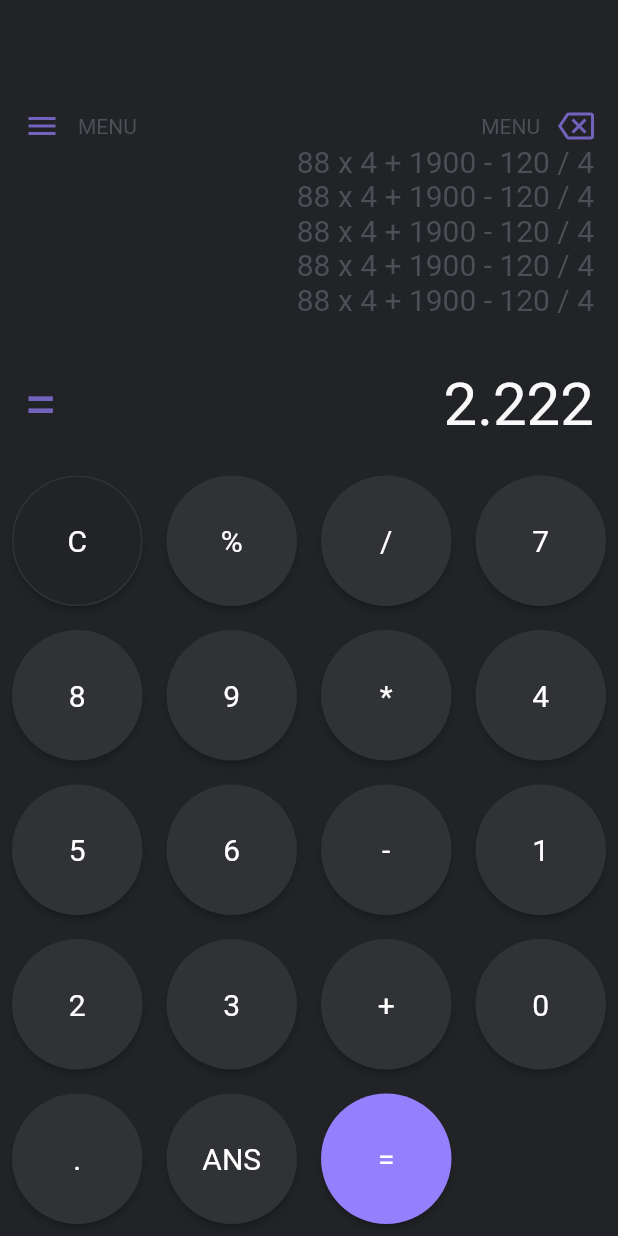
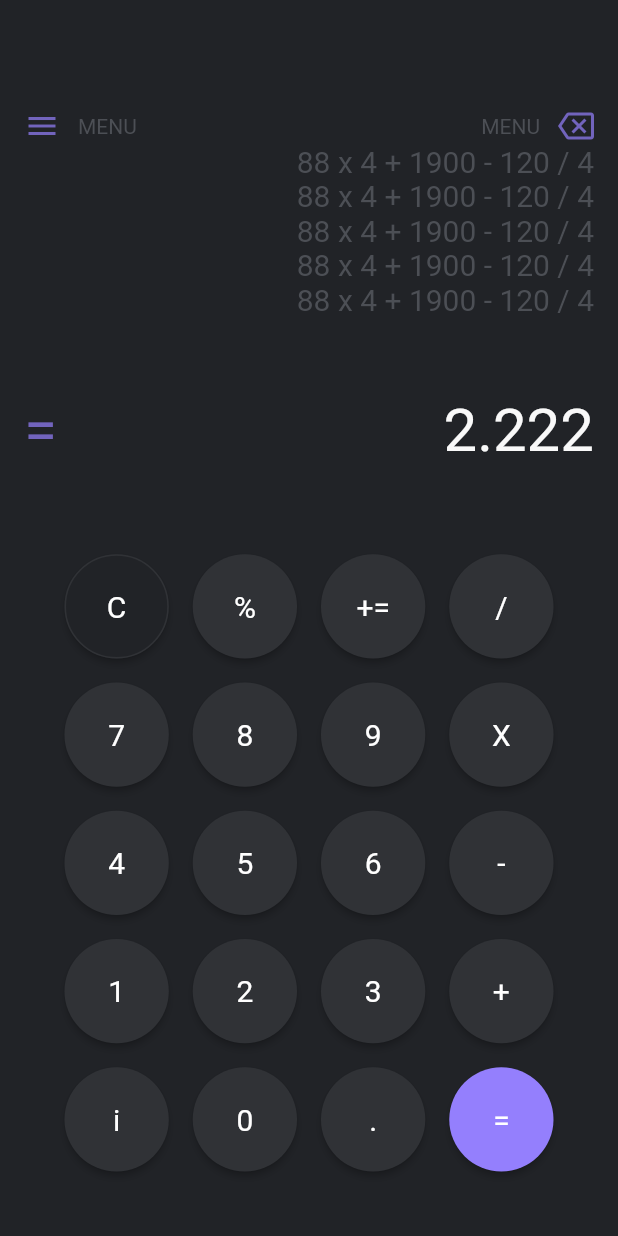
Before and after one commit to LaksCastro/code-heck, a Flutter app: the screen it shows after launch, on a phone screen of 412 x 824 dp. Run offline on Flutter 3.47's test engine with Material 2 defaults, Android fonts, the phone set to English and light mode, and no system bars; our stand-ins replace math_expressions.

Commit message:
(#1) fxi xcolor

```diff
--- a/shinoa/lib/view/keyboard.dart
+++ b/shinoa/lib/view/keyboard.dart
@@ -22,11 +22,12 @@ class _KeyBoardState extends State<KeyBoard> {
   final List<String> buttons = [
     'C',
     '%',
+    '+=',
     '/',
     '7',
     '8',
     '9',
-    '*',
+    'X',
     '4',
     '5',
     '6',
@@ -35,16 +36,18 @@ class _KeyBoardState extends State<KeyBoard> {
     '2',
     '3',
     '+',
+    'i',
     '0',
     '.',
-    'ANS',
     '=',
   ];
 
   @override
   Widget build(BuildContext context) {
     return Column(children: <Widget>[
-      Center(
+      Padding(
+        padding: const EdgeInsets.all(35.0),
+        child: Center(
           child: GridView.builder(
             shrinkWrap: true,
             itemCount: buttons.length,
@@ -112,6 +115,7 @@ class _KeyBoardState extends State<KeyBoard> {
             },
           ),
         ),
+      ),
     ]);
   }
 
```
Lines whose indentation alone changed are shown as unchanged.
